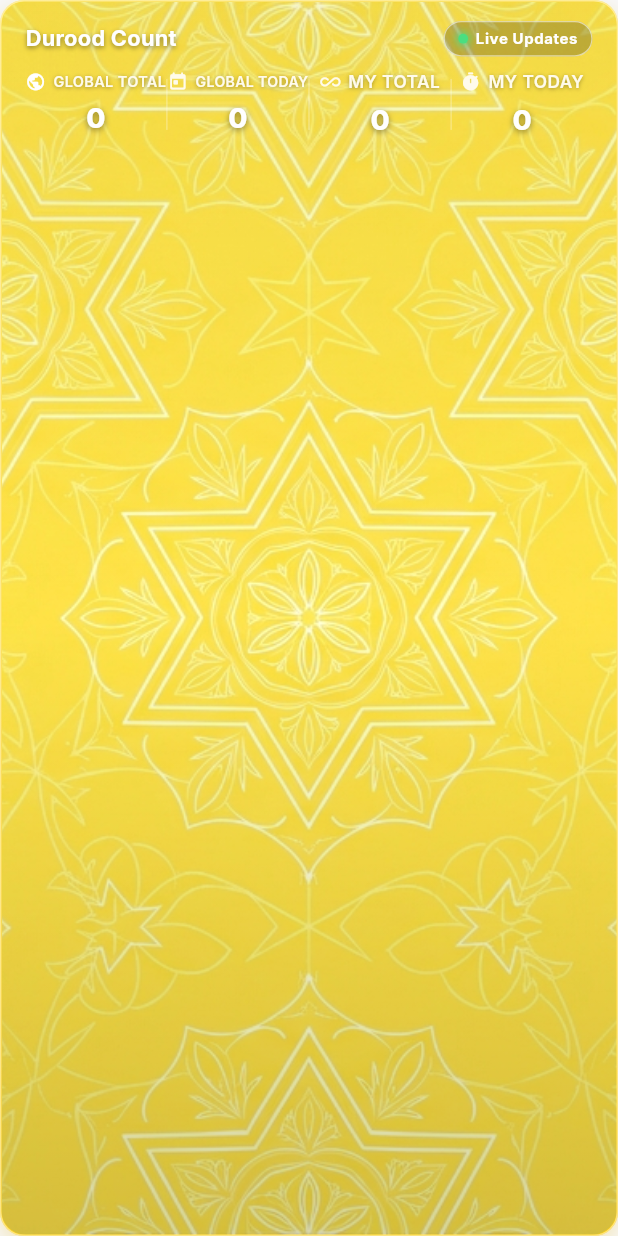
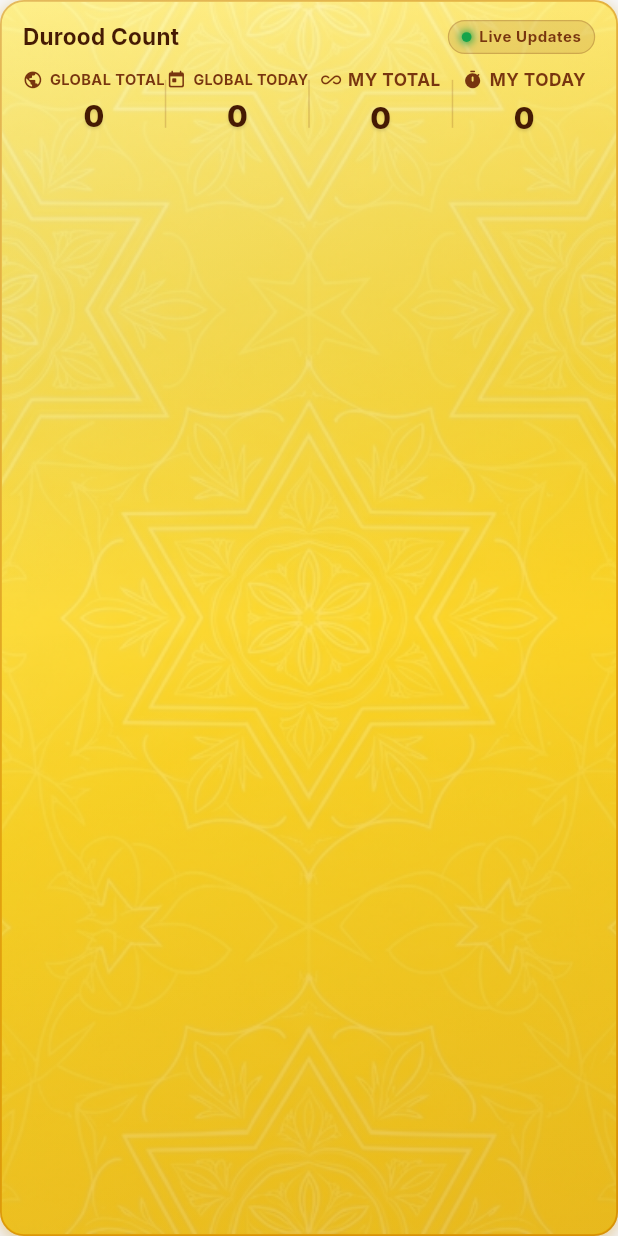
Before and after one commit to Hassan-Developer-cmd/NOOR-E-SUNNAT, a Flutter app: the DuroodSummaryCard widget shown alone on an empty page, opened directly with empty values, on a phone screen of 412 x 824 dp. Run offline on Flutter 3.47's test engine with Material 3 defaults, Android fonts, the phone set to English and light mode, and no system bars; our stand-ins replace cloud_firestore, firebase_auth, firebase_core, firebase_messaging, flutter_local_notifications, google_fonts and 5 more; accounts and stored records are empty; network calls fail; key blocks and very long unbroken strings in the code were emptied for the run.

Commit message:
style(home): apply bold weights and enhanced contrast to Durood Count banner metrics and labels

```diff
--- a/lib/features/home/presentation/widgets/durood_summary_card.dart
+++ b/lib/features/home/presentation/widgets/durood_summary_card.dart
@@ -1,5 +1,6 @@
 import 'dart:math' as math;
 import 'package:flutter/material.dart';
+import '../../../../core/constants/app_typography.dart';
 import '../../../../core/utils/number_formatter.dart';
 import '../../../../main.dart';
 import '../../../../services/counter_service.dart';
@@ -39,53 +40,69 @@ class DuroodSummaryCard extends StatelessWidget {
         ? (myTotal != null ? math.max(currentSnap.personalTotal, myTotal!) : currentSnap.personalTotal)
         : null;
 
+    // High-contrast typography palette tailored for rich golden background
+    const Color brandTitleColor = Color(0xFF451A03); // Deep rich espresso / amber-brown
+    const Color brandLabelColor = Color(0xFF78350F); // Warm deep bronze / amber
+    const Color brandValueColor = Color(0xFF451A03); // Prominent bold neutral espresso
+    const Color brandDividerColor = Color(0x3378350F); // 20% opacity warm divider
+
     return Container(
       width: double.infinity,
       decoration: BoxDecoration(
         borderRadius: BorderRadius.circular(16),
         gradient: const LinearGradient(
           colors: [
-            Color(0xFFFDE047), // Sunny Light Yellow
-            Color(0xFFFACC15), // Vibrant Canary Yellow
+            Color(0xFFFEF08A), // Sunny Warm Golden Yellow
+            Color(0xFFFACC15), // Vibrant Canary Gold
+            Color(0xFFEAB308), // Rich Deep Golden Amber
           ],
+          stops: [0.0, 0.55, 1.0],
           begin: Alignment.topLeft,
           end: Alignment.bottomRight,
         ),
         boxShadow: [
           BoxShadow(
-            color: const Color(0xFFEAB308).withValues(alpha: 0.28),
-            blurRadius: 12,
-            offset: const Offset(0, 5),
+            color: const Color(0xFF78350F).withValues(alpha: 0.18),
+            blurRadius: 14,
+            offset: const Offset(0, 6),
+          ),
+          BoxShadow(
+            color: const Color(0xFFEAB308).withValues(alpha: 0.32),
+            blurRadius: 8,
+            offset: const Offset(0, 2),
           ),
         ],
         border: Border.all(
-          color: Colors.white.withValues(alpha: 0.45),
-          width: 1,
+          color: const Color(0xFFB45309).withValues(alpha: 0.35),
+          width: 1.2,
         ),
       ),
       child: ClipRRect(
         borderRadius: BorderRadius.circular(16),
         child: Stack(
           children: [
-            // 1. Islamic Geometric Light Yellow Pattern Background
+            // 1. Islamic Geometric Light Yellow Pattern Background (subtle watermark)
             Positioned.fill(
-              child: Image.asset(
-                'assets/images/durood_pattern_bg.jpeg',
-                fit: BoxFit.cover,
-                alignment: Alignment.center,
-                errorBuilder: (context, error, stackTrace) => const SizedBox.shrink(),
+              child: Opacity(
+                opacity: 0.35,
+                child: Image.asset(
+                  'assets/images/durood_pattern_bg.jpeg',
+                  fit: BoxFit.cover,
+                  alignment: Alignment.center,
+                  errorBuilder: (context, error, stackTrace) => const SizedBox.shrink(),
+                ),
               ),
             ),
 
-            // 2. Gentle Overlay for Maximum Readability on Light Yellow
+            // 2. Inner Vignette / Soft Shadow for Enhanced Contrast & Definition
             Positioned.fill(
               child: Container(
                 decoration: BoxDecoration(
                   gradient: LinearGradient(
                     colors: [
-                      Colors.black.withValues(alpha: 0.04),
+                      Colors.white.withValues(alpha: 0.16),
                       Colors.transparent,
-                      Colors.black.withValues(alpha: 0.16),
+                      const Color(0xFF78350F).withValues(alpha: 0.08),
                     ],
                     begin: Alignment.topCenter,
                     end: Alignment.bottomCenter,
@@ -96,7 +113,7 @@ class DuroodSummaryCard extends StatelessWidget {
 
             // 3. Card Content
             Padding(
-              padding: const EdgeInsets.symmetric(horizontal: 16, vertical: 13),
+              padding: const EdgeInsets.symmetric(horizontal: 14, vertical: 12),
               child: Column(
                 crossAxisAlignment: CrossAxisAlignment.start,
                 children: [
@@ -106,28 +123,22 @@ class DuroodSummaryCard extends StatelessWidget {
                       Expanded(
                         child: Text(
                           lp.tr('durood_count_summary'),
-                          style: const TextStyle(
-                            fontSize: 14.5,
-                            fontWeight: FontWeight.bold,
-                            color: Colors.white,
-                            letterSpacing: 0.2,
-                            shadows: [
-                              Shadow(
-                                color: Colors.black45,
-                                blurRadius: 4,
-                                offset: Offset(0, 1),
-                              ),
-                            ],
+                          style: TextStyle(
+                            fontSize: 15,
+                            fontWeight: FontWeight.w700,
+                            color: brandTitleColor,
+                            letterSpacing: lp.isUrdu ? 0 : 0.2,
+                            fontFamily: lp.isUrdu ? AppTypography.urduFontFamily : null,
                           ),
                         ),
                       ),
                       Container(
-                        padding: const EdgeInsets.symmetric(horizontal: 9, vertical: 3.5),
+                        padding: const EdgeInsets.symmetric(horizontal: 8.5, vertical: 3.0),
                         decoration: BoxDecoration(
-                          color: Colors.black.withValues(alpha: 0.22),
+                          color: const Color(0xFF78350F).withValues(alpha: 0.12),
                           borderRadius: BorderRadius.circular(20),
                           border: Border.all(
-                            color: Colors.white.withValues(alpha: 0.55),
+                            color: const Color(0xFF78350F).withValues(alpha: 0.25),
                             width: 0.8,
                           ),
                         ),
@@ -138,11 +149,11 @@ class DuroodSummaryCard extends StatelessWidget {
                               width: 6.5,
                               height: 6.5,
                               decoration: const BoxDecoration(
-                                color: Color(0xFF4ADE80), // Neon green pulse dot
+                                color: Color(0xFF16A34A), // Vibrant emerald green pulse dot
                                 shape: BoxShape.circle,
                                 boxShadow: [
                                   BoxShadow(
-                                    color: Color(0xFF4ADE80),
+                                    color: Color(0xFF16A34A),
                                     blurRadius: 4,
                                     spreadRadius: 1,
                                   ),
@@ -152,11 +163,12 @@ class DuroodSummaryCard extends StatelessWidget {
                             const SizedBox(width: 5),
                             Text(
                               lp.tr('live_updates'),
-                              style: const TextStyle(
+                              style: TextStyle(
                                 fontSize: 10,
                                 fontWeight: FontWeight.w700,
-                                color: Colors.white,
-                                letterSpacing: 0.4,
+                                color: const Color(0xFF78350F),
+                                letterSpacing: lp.isUrdu ? 0 : 0.4,
+                                fontFamily: lp.isUrdu ? AppTypography.urduFontFamily : null,
                               ),
                             ),
                           ],
@@ -171,56 +183,64 @@ class DuroodSummaryCard extends StatelessWidget {
                     children: [
                       Expanded(
                         child: _buildStat(
-                          lp.tr('global_total'),
-                          NumberFormatter.formatCompact(effectiveGlobalTotal),
-                          Icons.public_rounded,
-                          Colors.white,
-                          Colors.white,
+                          label: lp.tr('global_total'),
+                          value: NumberFormatter.formatCompact(effectiveGlobalTotal),
+                          icon: Icons.public_rounded,
+                          iconColor: brandLabelColor,
+                          labelColor: brandLabelColor,
+                          valueColor: brandValueColor,
+                          isUrdu: lp.isUrdu,
                         ),
                       ),
                       Container(
                         width: 1,
-                        height: 34,
-                        color: Colors.white.withValues(alpha: 0.28),
+                        height: 32,
+                        color: brandDividerColor,
                       ),
                       Expanded(
                         child: _buildStat(
-                          lp.tr('global_today'),
-                          NumberFormatter.formatCompact(effectiveTodayTotal),
-                          Icons.today_rounded,
-                          const Color(0xFFFFFBEB),
-                          Colors.white,
+                          label: lp.tr('global_today'),
+                          value: NumberFormatter.formatCompact(effectiveTodayTotal),
+                          icon: Icons.today_rounded,
+                          iconColor: brandLabelColor,
+                          labelColor: brandLabelColor,
+                          valueColor: brandValueColor,
+                          isUrdu: lp.isUrdu,
                         ),
                       ),
                       if (isLoggedIn && effectiveMyTotal != null) ...[
                         Container(
                           width: 1,
-                          height: 34,
-                          color: Colors.white.withValues(alpha: 0.28),
+                          height: 32,
+                          color: brandDividerColor,
                         ),
                         Expanded(
                           child: _buildStat(
-                            lp.tr('my_total'),
-                            NumberFormatter.formatCompact(effectiveMyTotal),
-                            Icons.all_inclusive_rounded,
-                            const Color(0xFFFFFBEB),
-                            Colors.white,
+                            label: lp.tr('my_total'),
+                            value: NumberFormatter.formatCompact(effectiveMyTotal),
+                            icon: Icons.all_inclusive_rounded,
+                            iconColor: brandLabelColor,
+                            labelColor: brandLabelColor,
+                            valueColor: brandValueColor,
+                            isUrdu: lp.isUrdu,
                           ),
                         ),
                       ],
                       if (isLoggedIn && effectiveMyToday != null) ...[
                         Container(
                           width: 1,
-                          height: 34,
-                          color: Colors.white.withValues(alpha: 0.28),
+                          height: 32,
+                          color: brandDividerColor,
                         ),
                         Expanded(
                           child: _buildStat(
-                            lp.tr('my_today'),
-                            NumberFormatter.formatCompact(effectiveMyToday),
-                            Icons.timer_rounded,
-                            const Color(0xFFFFFBEB),
-                            Colors.white,
+                            label: lp.tr('my_today'),
+                            value: NumberFormatter.formatCompact(effectiveMyToday),
+                            icon: Icons.timer_rounded,
+                            iconColor: brandLabelColor,
+                            labelColor: brandLabelColor,
+                            valueColor: brandValueColor,
+                            isUrdu: lp.isUrdu,
                           ),
                         ),
                       ],
@@ -235,13 +255,15 @@ class DuroodSummaryCard extends StatelessWidget {
     );
   }
 
-  Widget _buildStat(
-    String label,
-    String value,
-    IconData icon,
-    Color iconColor,
-    Color valueColor,
-  ) {
+  Widget _buildStat({
+    required String label,
+    required String value,
+    required IconData icon,
+    required Color iconColor,
+    required Color labelColor,
+    required Color valueColor,
+    bool isUrdu = false,
+  }) {
     return Column(
       children: [
         Row(
@@ -249,24 +271,18 @@ class DuroodSummaryCard extends StatelessWidget {
           mainAxisSize: MainAxisSize.min,
           children: [
             Icon(icon, size: 13.5, color: iconColor),
-            const SizedBox(width: 5),
+            const SizedBox(width: 4.5),
             Flexible(
               child: FittedBox(
                 fit: BoxFit.scaleDown,
                 child: Text(
                   label,
-                  style: const TextStyle(
+                  style: TextStyle(
                     fontSize: 11.5,
-                    fontWeight: FontWeight.w600,
-                    color: Color(0xFFFFFBEB), // Soft warm cream white
-                    letterSpacing: 0.3,
-                    shadows: [
-                      Shadow(
-                        color: Colors.black38,
-                        blurRadius: 3,
-                        offset: Offset(0, 1),
-                      ),
-                    ],
+                    fontWeight: FontWeight.w700,
+                    color: labelColor,
+                    letterSpacing: isUrdu ? 0 : 0.3,
+                    fontFamily: isUrdu ? AppTypography.urduFontFamily : null,
                   ),
                 ),
               ),
@@ -297,15 +313,15 @@ class DuroodSummaryCard extends StatelessWidget {
               value,
               key: ValueKey<String>(value),
               style: TextStyle(
-                fontSize: 18.5,
+                fontSize: 20.0,
                 fontWeight: FontWeight.w800,
                 color: valueColor,
-                letterSpacing: -0.3,
+                letterSpacing: -0.4,
                 shadows: const [
                   Shadow(
-                    color: Colors.black45,
-                    blurRadius: 5,
-                    offset: Offset(0, 1.5),
+                    color: Color(0x1F000000),
+                    blurRadius: 2,
+                    offset: Offset(0, 1),
                   ),
                 ],
               ),
```
Also changed, not shown: 1 other file.
